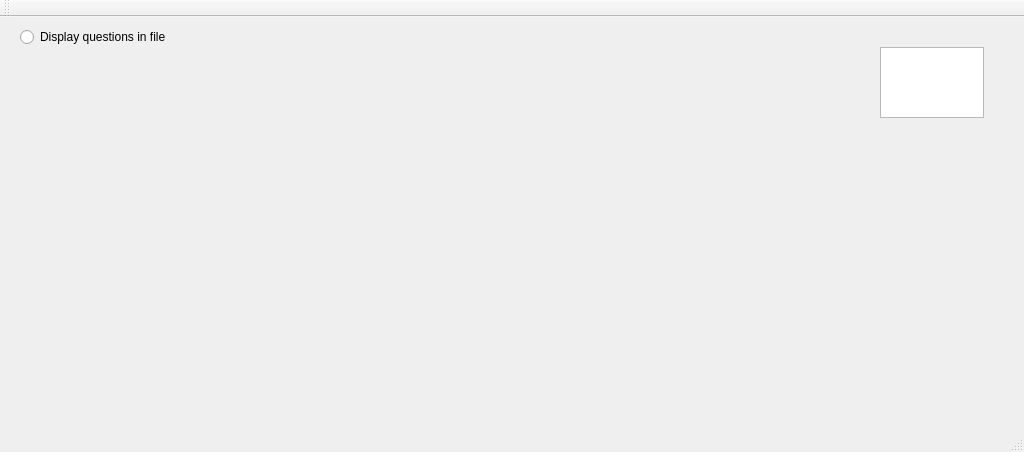
First picture: the form in Triviador/Triviador/Triviador.ui, repository AndreiAndreea/TriviadorMCpp, before the edit.
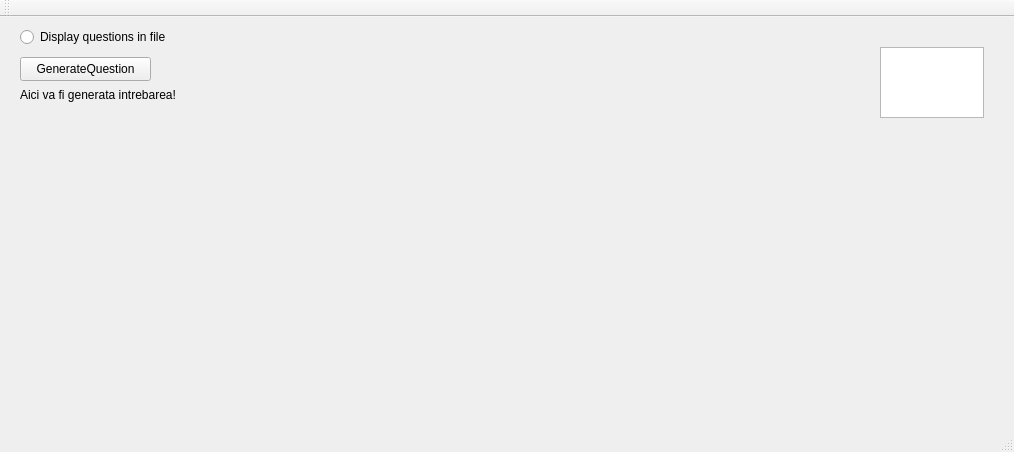
Second picture: the form after the edit.

Commit message: Added a GenerateQuestion pushButton in Triviador.ui and implemented in Triviador class a method for it to randomly display a single choice or multiple choice question in a QLabel.

```diff
--- a/Triviador/Triviador/Triviador.ui
+++ b/Triviador/Triviador/Triviador.ui
@@ -6,7 +6,7 @@
    <rect>
     <x>0</x>
     <y>0</y>
-    <width>1024</width>
+    <width>1014</width>
     <height>452</height>
    </rect>
   </property>
@@ -37,6 +37,32 @@
      <string>Display questions in file</string>
     </property>
    </widget>
+   <widget class="QPushButton" name="pushButton">
+    <property name="geometry">
+     <rect>
+      <x>20</x>
+      <y>40</y>
+      <width>131</width>
+      <height>24</height>
+     </rect>
+    </property>
+    <property name="text">
+     <string>GenerateQuestion</string>
+    </property>
+   </widget>
+   <widget class="QLabel" name="label">
+    <property name="geometry">
+     <rect>
+      <x>20</x>
+      <y>70</y>
+      <width>601</width>
+      <height>16</height>
+     </rect>
+    </property>
+    <property name="text">
+     <string>Aici va fi generata intrebarea!</string>
+    </property>
+   </widget>
   </widget>
   <widget class="QMenuBar" name="menuBar">
    <property name="geometry">
```
Left out of the diff: 2 changed lines with no effect on the pictures. The commit also changes 2 other files.
